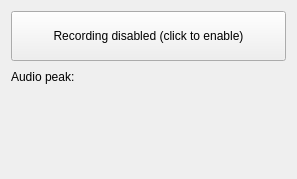
Before: the Qt Designer form plugins/gatherplugin/SourcePlugins/PluginAudio.ui in ujigis/qgismapper, drawn with Qt 5.
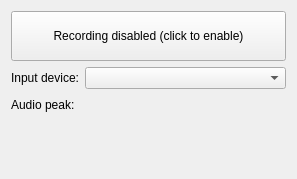
After: the same form once the commit is applied. Custom widgets are drawn as their Qt base class.

Commit message: Added recording icons from Oxygen to better visualize whether we're going to record or not. Audio capture: possibility to select preferred audio input device. Removed an old unused icon.

The edit to the form file:
```diff
--- a/plugins/gatherplugin/SourcePlugins/PluginAudio.ui
+++ b/plugins/gatherplugin/SourcePlugins/PluginAudio.ui
@@ -34,15 +34,25 @@
     </widget>
    </item>
    <item>
-    <layout class="QHBoxLayout" name="horizontalLayout">
-     <item>
+    <layout class="QGridLayout" name="gridLayout">
+     <item row="0" column="0">
+      <widget class="QLabel" name="label_2">
+       <property name="text">
+        <string>Input device:</string>
+       </property>
+      </widget>
+     </item>
+     <item row="0" column="1">
+      <widget class="QComboBox" name="cboInputDevice"/>
+     </item>
+     <item row="1" column="0">
       <widget class="QLabel" name="label">
        <property name="text">
         <string>Audio peak:</string>
        </property>
       </widget>
      </item>
-     <item>
+     <item row="1" column="1">
       <widget class="AudioStatusWidget" name="audioStatus" native="true">
        <property name="sizePolicy">
         <sizepolicy hsizetype="Expanding" vsizetype="Preferred">
```
Left out of the diff: 1 changed line with no effect on the pictures. The commit also changes 12 other files.
